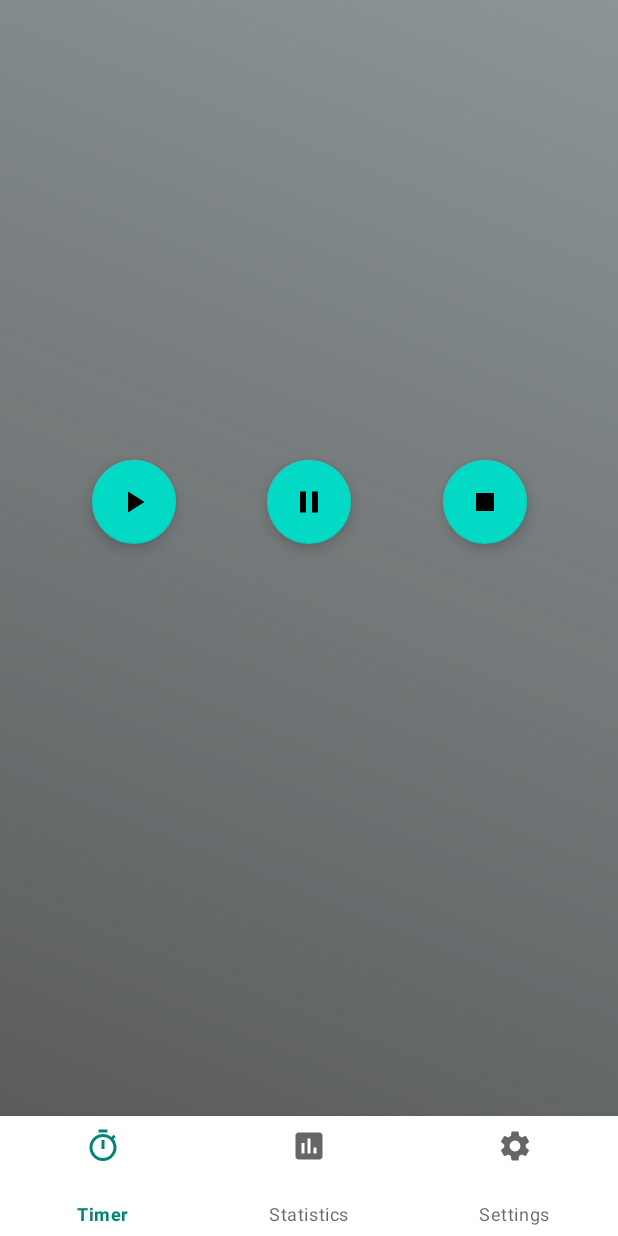
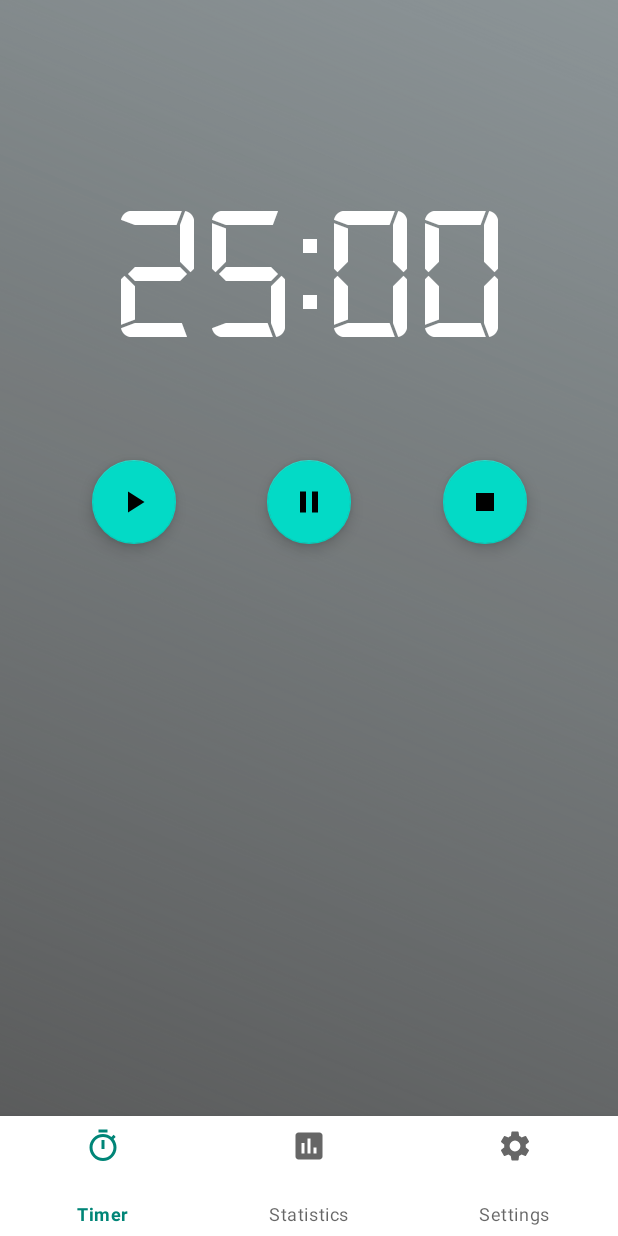
Before and after one commit to Maciej-Rzemek/Efficiency-Timer, an Android app: the screen it shows after launch (MainActivity), on a phone screen of 412 x 824 dp. Run offline under Robolectric (Android 15) with nearby library versions, the phone set to English and light mode, and no system bars; our stand-ins replace data binding, navigation-ui.

Commit message:
SharedPref value passed to TimerTextView

```diff
--- a/app/src/main/java/com/example/efficiencytimer/ui/TimerFragment.kt
+++ b/app/src/main/java/com/example/efficiencytimer/ui/TimerFragment.kt
@@ -31,12 +31,23 @@ class TimerFragment : Fragment() {
         binding.timerViewModel = viewModel
         binding.lifecycleOwner = this
 
-
-
         return binding.root
         // return inflater.inflate(R.layout.timer_fragment, container, false)
     }
 
+    private fun initUI() {
+        var time = viewModel.getTimerWorkLengthSeconds()
+        var minutes = time / 60
+        var seconds = time % 60
+
+        timer_textView.text = "$minutes:0$seconds"
+    }
+
+    override fun onStart() {
+        viewModel.initTimer()
+        initUI()
+        super.onStart()
+    }
 
     override fun onPause() {
         Log.i("TAG", "TimerFragment PAUSED")
--- a/app/src/main/java/com/example/efficiencytimer/ui/TimerViewModel.kt
+++ b/app/src/main/java/com/example/efficiencytimer/ui/TimerViewModel.kt
@@ -10,12 +10,13 @@ import androidx.lifecycle.Transformations
 import androidx.lifecycle.ViewModel
 import com.example.efficiencytimer.utilities.PreferencesUtil
 
-class TimerViewModel(context: Context) : ViewModel() {
+class TimerViewModel(private val context: Context) : ViewModel() {
 
-    private val context = context
     enum class TimerState {Stopped, Paused, Running}
     private lateinit var timer: CountDownTimer
     private var timerState = TimerState.Stopped
+    private var timerWorkLengthSeconds = 60L
+    private var timerBreakLengthSeconds = 60L
 
 
 
@@ -69,9 +70,17 @@ class TimerViewModel(context: Context) : ViewModel() {
     }
 
     fun initTimer() {
-        val timerLength = PreferencesUtil.getWorkTimerLength(context)
+        val timerWorkLength = PreferencesUtil.getWorkTimerLength(context)
         val timerBreakLength = PreferencesUtil.getBreakTimerLength(context)
+        timerWorkLengthSeconds = (timerWorkLength.toLong() * 60L)
+        timerBreakLengthSeconds = timerBreakLength * 60L
     }
+
+    fun getCurrentTime() = _currentTime
+
+    fun getTimerWorkLengthSeconds() = timerWorkLengthSeconds
+
+
 
     override fun onCleared() {
         Log.i("TAG", "ViewModel Destroyed")
--- a/app/src/main/java/com/example/efficiencytimer/utilities/PreferencesUtil.kt
+++ b/app/src/main/java/com/example/efficiencytimer/utilities/PreferencesUtil.kt
@@ -21,7 +21,7 @@ class PreferencesUtil(context: Context) {
 
         private const val BREAK_TIMER_LENGTH_ID = "break_timer_length_key"
 
-        fun getBreakTimerLength(context: Context): Int{
+        fun getBreakTimerLength(context: Context): Int {
             val preferences = PreferenceManager.getDefaultSharedPreferences(context)
             return preferences.getInt(BREAK_TIMER_LENGTH_ID, 5)
         }
--- a/app/src/main/res/layout-land/timer_fragment.xml
+++ b/app/src/main/res/layout-land/timer_fragment.xml
@@ -17,16 +17,16 @@
         android:layout_height="match_parent">
 
         <TextView
-            android:id="@+id/textView"
+            android:id="@+id/timer_textView"
             style="@style/Base.Widget.AppCompat.TextView.Counter"
             android:layout_width="wrap_content"
             android:layout_height="wrap_content"
-            android:text="@{timerViewModel.currentTimeString ?? @string/default_time}"
             app:layout_constraintBottom_toBottomOf="parent"
             app:layout_constraintEnd_toEndOf="parent"
             app:layout_constraintStart_toStartOf="parent"
             app:layout_constraintTop_toTopOf="parent"
             app:layout_constraintVertical_bias="0.20" />
+        <!--            android:text="@{timerViewModel.currentTimeString ?? @string/default_time}"-->
 
 
         <com.google.android.material.floatingactionbutton.FloatingActionButton
@@ -38,7 +38,7 @@
             android:onClick="@{() -> timerViewModel.countingStart()}"
             app:layout_constraintEnd_toStartOf="@+id/pause_fab"
             app:layout_constraintStart_toStartOf="parent"
-            app:layout_constraintTop_toBottomOf="@+id/textView"
+            app:layout_constraintTop_toBottomOf="@+id/timer_textView"
             app:srcCompat="@drawable/ic_play_arrow_black_48dp" />
 
         <com.google.android.material.floatingactionbutton.FloatingActionButton
@@ -50,7 +50,7 @@
             app:layout_constraintEnd_toStartOf="@+id/stop_fab"
             app:layout_constraintHorizontal_bias="0.5"
             app:layout_constraintStart_toEndOf="@+id/play_fab"
-            app:layout_constraintTop_toBottomOf="@+id/textView"
+            app:layout_constraintTop_toBottomOf="@+id/timer_textView"
             app:srcCompat="@drawable/ic_pause_black_24dp" />
 
         <com.google.android.material.floatingactionbutton.FloatingActionButton
@@ -63,7 +63,7 @@
             app:layout_constraintEnd_toEndOf="parent"
             app:layout_constraintHorizontal_bias="0.5"
             app:layout_constraintStart_toEndOf="@+id/pause_fab"
-            app:layout_constraintTop_toBottomOf="@+id/textView"
+            app:layout_constraintTop_toBottomOf="@+id/timer_textView"
             app:srcCompat="@drawable/ic_stop_black_24dp" />
     </androidx.constraintlayout.widget.ConstraintLayout>
 
--- a/app/src/main/res/layout/timer_fragment.xml
+++ b/app/src/main/res/layout/timer_fragment.xml
@@ -21,12 +21,12 @@
             style="@style/Base.Widget.AppCompat.TextView.Counter"
             android:layout_width="wrap_content"
             android:layout_height="wrap_content"
-            android:text="@{timerViewModel.currentTimeString ?? @string/default_time}"
             app:layout_constraintBottom_toBottomOf="parent"
             app:layout_constraintEnd_toEndOf="parent"
             app:layout_constraintStart_toStartOf="parent"
             app:layout_constraintTop_toTopOf="parent"
             app:layout_constraintVertical_bias="0.20" />
+        <!--android:text="@{timerViewModel.currentTimeString ?? @string/default_time}"-->
 
 
         <com.google.android.material.floatingactionbutton.FloatingActionButton
```
